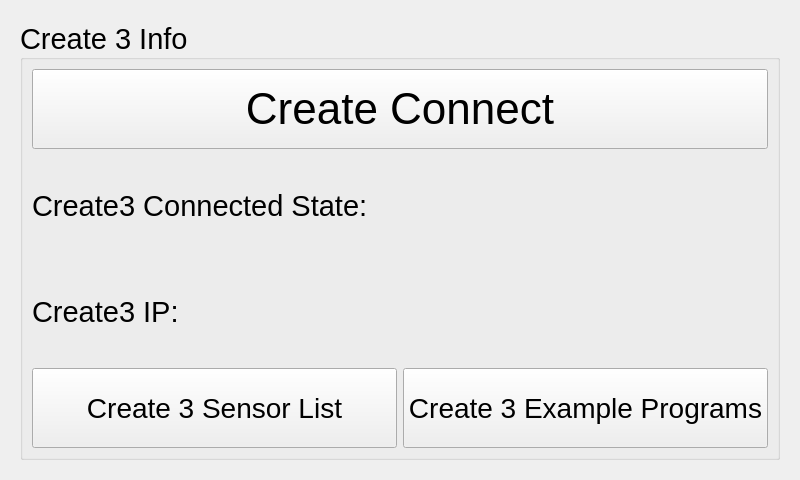
Above: ui/Create3Widget.ui from kipr/botui before the change. Below: the same form after it.
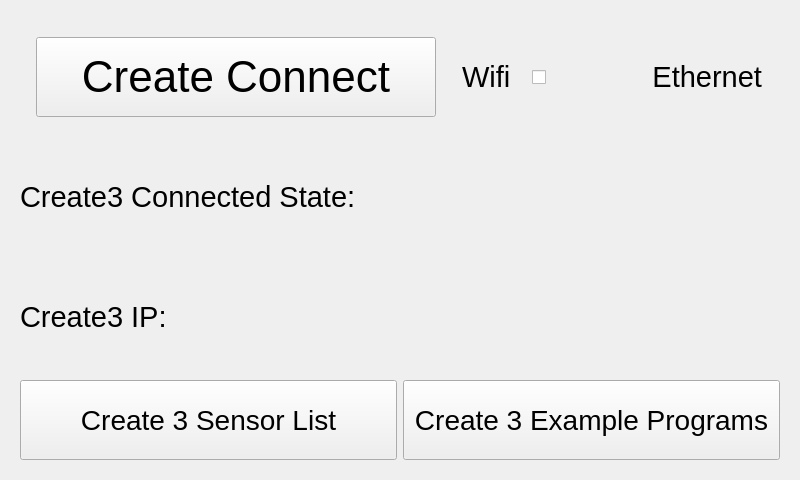
That is the form after the change. Icons and pictures are not drawn. Custom widgets are drawn as their Qt base class.

Commit message: Create3 UI toggle changes

```diff
--- a/ui/Create3Widget.ui
+++ b/ui/Create3Widget.ui
@@ -23,27 +23,30 @@
      </property>
      <layout class="QVBoxLayout" name="verticalLayout_3">
       <item>
-       <widget class="QGroupBox" name="CreateInfo">
-        <property name="font">
-         <font>
-          <pointsize>22</pointsize>
-         </font>
+       <layout class="QHBoxLayout" name="horizontalLayout_2">
+        <property name="spacing">
+         <number>10</number>
         </property>
-        <property name="title">
-         <string>Create 3 Info</string>
-        </property>
-        <property name="alignment">
-         <set>Qt::AlignLeading|Qt::AlignLeft|Qt::AlignVCenter</set>
-        </property>
-        <layout class="QVBoxLayout" name="verticalLayout_2">
          <item>
           <widget class="QPushButton" name="CreateConnectButton">
+          <property name="sizePolicy">
+           <sizepolicy hsizetype="Minimum" vsizetype="Fixed">
+            <horstretch>1</horstretch>
+            <verstretch>0</verstretch>
+           </sizepolicy>
+          </property>
            <property name="minimumSize">
             <size>
              <width>0</width>
              <height>80</height>
             </size>
            </property>
+          <property name="maximumSize">
+           <size>
+            <width>400</width>
+            <height>16777215</height>
+           </size>
+          </property>
            <property name="font">
             <font>
              <pointsize>33</pointsize>
@@ -54,13 +57,96 @@
            </property>
           </widget>
          </item>
-         <!-- <item>
-          <widget class="QPushButton" name="ResetServerButton">
+        <item>
+         <layout class="QHBoxLayout" name="horizontalLayout">
+          <item>
+           <widget class="QLabel" name="wifiToggleLabel">
+            <property name="minimumSize">
+             <size>
+              <width>25</width>
+              <height>0</height>
+             </size>
+            </property>
+            <property name="maximumSize">
+             <size>
+              <width>60</width>
+              <height>16777215</height>
+             </size>
+            </property>
+            <property name="font">
+             <font>
+              <pointsize>22</pointsize>
+             </font>
+            </property>
            <property name="text">
-            <string>Restart Create Server</string>
-           </property>
-          </widget>
-         </item> -->
+             <string>Wifi</string>
+            </property>
+            <property name="alignment">
+             <set>Qt::AlignLeading|Qt::AlignLeft|Qt::AlignVCenter</set>
+            </property>
+           </widget>
+          </item>
+          <item>
+           <widget class="QCheckBox" name="toggleSwitch">
+            <property name="maximumSize">
+             <size>
+              <width>100</width>
+              <height>16777215</height>
+             </size>
+            </property>
+            <property name="styleSheet">
+             <string notr="true">QCheckBox::indicator{
+	margin-left:10%;
+	margin-right:10%
+}
+
+QCheckBox::indicator:checked{
+	image:url(&quot;://qml/right.png&quot;);
+}
+
+QCheckBox::indicator:unchecked{
+	image:url(&quot;://qml/left.png&quot;);
+}</string>
+            </property>
+            <property name="text">
+             <string/>
+            </property>
+            <property name="checked">
+             <bool>false</bool>
+            </property>
+           </widget>
+          </item>
+          <item>
+           <widget class="QLabel" name="ethernetToggleLabel">
+            <property name="minimumSize">
+             <size>
+              <width>25</width>
+              <height>0</height>
+             </size>
+            </property>
+            <property name="maximumSize">
+             <size>
+              <width>120</width>
+              <height>16777215</height>
+             </size>
+            </property>
+            <property name="font">
+             <font>
+              <pointsize>22</pointsize>
+             </font>
+            </property>
+            <property name="text">
+             <string>Ethernet</string>
+            </property>
+            <property name="alignment">
+             <set>Qt::AlignRight|Qt::AlignTrailing|Qt::AlignVCenter</set>
+            </property>
+           </widget>
+          </item>
+         </layout>
+        </item>
+       </layout>
+      </item>
          <item>
           <layout class="QHBoxLayout" name="CreateConnectHorizontal">
            <item>
@@ -174,9 +260,6 @@
             </widget>
            </item>
           </layout>
-         </item>
-        </layout>
-       </widget>
       </item>
      </layout>
     </widget>
```
Lines whose indentation alone changed are shown as unchanged. The commit also changes 4 other files.
